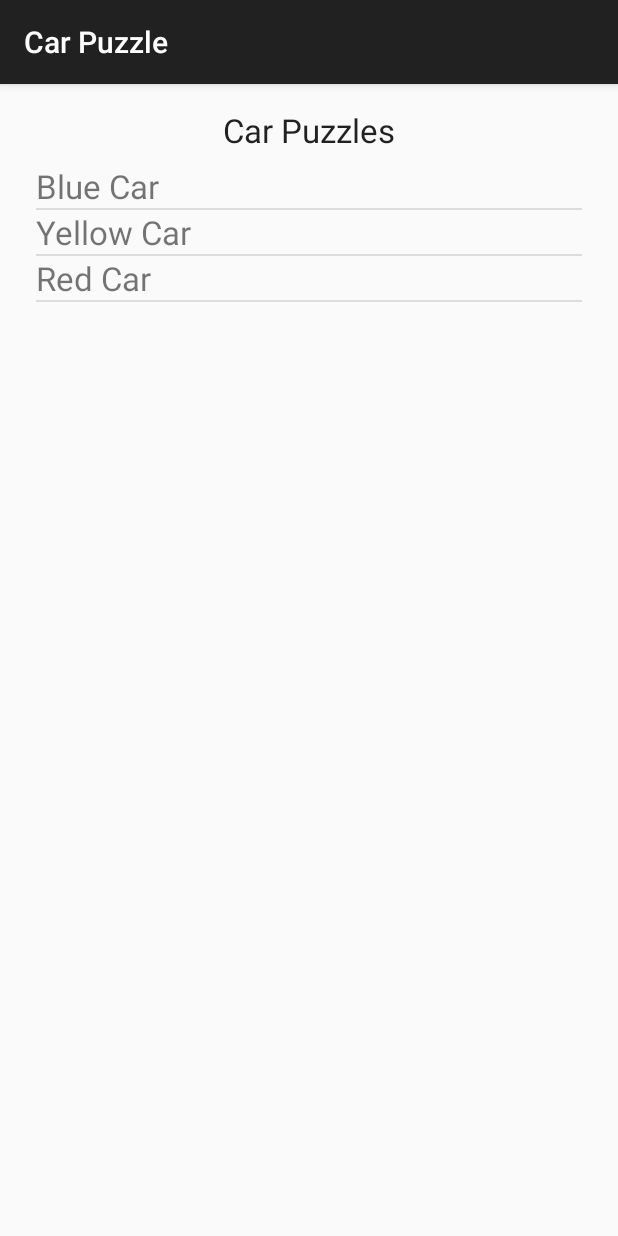
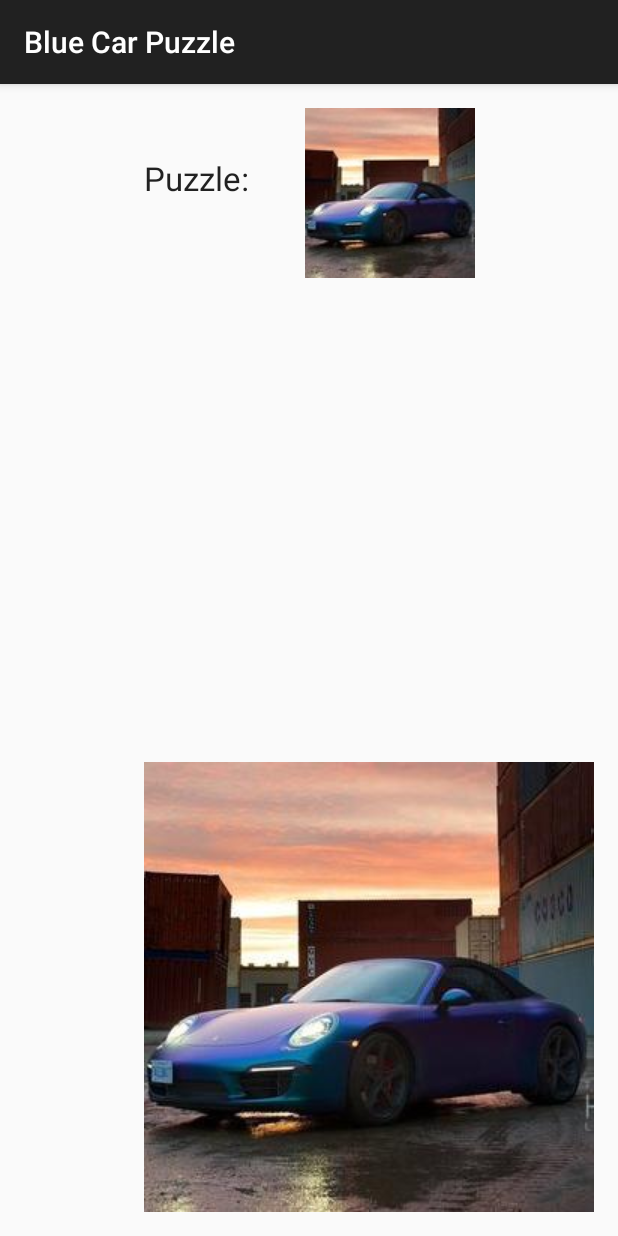
Before and after one commit to broomy169/BlockPuzzle, an Android app: the carPuzzle screen opened directly, with no data from a screen before it, after a tap on "Blue Car", on a phone screen of 412 x 824 dp. Run offline under Robolectric (Android 15) with nearby library versions, the phone set to English and light mode, and no system bars.

Commit message:
showing image in puzzle form, needs randomising

```diff
--- a/app/src/main/java/com/example/graeme/blockpuzzle/carPuzzle.java
+++ b/app/src/main/java/com/example/graeme/blockpuzzle/carPuzzle.java
@@ -1,16 +1,23 @@
 package com.example.graeme.blockpuzzle;
 
 import android.content.Intent;
+import android.graphics.drawable.BitmapDrawable;
 import android.os.Bundle;
 import android.support.v7.app.ActionBarActivity;
+import android.util.Log;
 import android.view.View;
 import android.widget.AdapterView;
 import android.widget.ArrayAdapter;
+import android.widget.ImageView;
 import android.widget.ListView;
+import android.widget.Toast;
+
+import java.util.Random;
 
 public class carPuzzle extends ActionBarActivity {
 
     Intent intent = null;
+
 
     @Override
     protected void onCreate(Bundle savedInstanceState) {
@@ -18,7 +25,7 @@ public class carPuzzle extends ActionBarActivity {
         setContentView(R.layout.activity_car_puzzle);
 
         ListView listView = (ListView) findViewById(R.id.listViewCar);
-        String menu[] = {"Blue Car", "Yellow Car", "Red Car"};
+        String menu[] = {"Blue Car", "Gold Car", "Red Car"};
 
         ArrayAdapter<String> arrayAdapter = new ArrayAdapter<String>(this, R.layout.activity_menu, menu);
         listView.setAdapter(arrayAdapter);
@@ -29,7 +36,9 @@ public class carPuzzle extends ActionBarActivity {
 
                 switch (position) {
                     case 0:
-
+                        intent = new Intent(getApplicationContext(), carPuzzle1.class);
+                        startActivity(intent);
+                        break;
                     case 1:
 
                     case 2:
@@ -38,6 +47,7 @@ public class carPuzzle extends ActionBarActivity {
             }
         });
 
+
     }
 
 }
--- /dev/null
+++ b/app/src/main/java/com/example/graeme/blockpuzzle/carPuzzle1.java
@@ -0,0 +1,89 @@
+package com.example.graeme.blockpuzzle;
+
+import android.content.DialogInterface;
+import android.os.Bundle;
+import android.support.v7.app.ActionBarActivity;
+import android.view.View;
+import android.widget.ImageView;
+
+public class carPuzzle1 extends ActionBarActivity implements View.OnClickListener {
+
+    private ImageView imageCarTLeft;
+    private ImageView imageCarTRight;
+    private ImageView imageCarBLeft;
+    private ImageView imageCarBRight;
+
+    private int[] images = {R.drawable.blue_car_tleft, R.drawable.blue_car_tright,
+                            R.drawable.blue_car_bleft, R.drawable.blue_car_bright};
+
+
+
+    @Override
+    protected void onCreate(Bundle savedInstanceState) {
+        super.onCreate(savedInstanceState);
+        setContentView(R.layout.activity_car_puzzle1);
+
+        imageCarTLeft = (ImageView) findViewById(R.id.imageCarTLeft);
+        imageCarTRight = (ImageView) findViewById(R.id.imageCarTRight);
+        imageCarBLeft = (ImageView) findViewById(R.id.imageCarBLeft);
+        imageCarBRight = (ImageView) findViewById(R.id.imageCarBRight);
+
+
+        imageCarTLeft.setOnClickListener(this);
+        imageCarTRight.setOnClickListener(this);
+        imageCarBLeft.setOnClickListener(this);
+        imageCarBRight.setOnClickListener(this);
+
+    }
+
+    public int count = 1;
+    public int count2 = 2;
+    public int count3 = 3;
+    public int count4 = 0;
+
+    public void onClick(View v) {
+
+        switch (v.getId()) {
+            case R.id.imageCarTLeft:
+                imageCarTLeft.setImageResource(images[count]);
+                if (count < images.length - 1) {
+                    ++count;
+                } else {
+                    count = 0;
+                }
+                break;
+
+            case R.id.imageCarTRight:
+                imageCarTRight.setImageResource(images[count2]);
+                if (count2 < images.length - 1) {
+                    ++count2;
+                } else {
+                    count2 = 0;
+                }
+                break;
+
+            case R.id.imageCarBLeft:
+                imageCarBLeft.setImageResource(images[count3]);
+                if (count3 < images.length - 1) {
+                    ++count3;
+                } else {
+                    count3 = 0;
+                }
+                break;
+
+            case R.id.imageCarBRight:
+                imageCarBRight.setImageResource(images[count4]);
+                if (count4 < images.length - 1) {
+                    ++count4;
+                } else {
+                    count4 = 0;
+                }
+                break;
+        }
+
+    }
+
+
+
+
+}
--- a/app/src/main/res/layout/activity_car_puzzle.xml
+++ b/app/src/main/res/layout/activity_car_puzzle.xml
@@ -6,7 +6,8 @@
     android:paddingTop="@dimen/activity_vertical_margin"
     android:paddingBottom="@dimen/activity_vertical_margin"
     android:orientation="vertical"
-    tools:context="com.example.graeme.blockpuzzle.carPuzzle">
+    tools:context="com.example.graeme.blockpuzzle.carPuzzle"
+    android:weightSum="1">
 
     <TextView
         android:layout_width="wrap_content"
@@ -18,8 +19,14 @@
 
     <ListView
         android:layout_width="fill_parent"
-        android:layout_height="fill_parent"
+        android:layout_height="268dp"
         android:id="@+id/listViewCar"
         android:clickable="true"
-        android:padding="8dp"/>/>
+        android:padding="8dp"/>
+
+    <ImageView
+        android:layout_width="314dp"
+        android:layout_height="match_parent"
+        android:id="@+id/imageViewId"
+        android:layout_gravity="center_horizontal" />/>
 </LinearLayout>
--- /dev/null
+++ b/app/src/main/res/layout/activity_car_puzzle1.xml
@@ -0,0 +1,63 @@
+<?xml version="1.0" encoding="utf-8"?>
+<RelativeLayout xmlns:android="http://schemas.android.com/apk/res/android"
+    xmlns:tools="http://schemas.android.com/tools" android:layout_width="match_parent"
+    android:layout_height="match_parent" android:paddingLeft="@dimen/activity_horizontal_margin"
+    android:paddingRight="@dimen/activity_horizontal_margin"
+    android:paddingTop="@dimen/activity_vertical_margin"
+    android:paddingBottom="@dimen/activity_vertical_margin"
+    tools:context="com.example.graeme.blockpuzzle.carPuzzle1">
+
+    <TextView
+        android:layout_width="wrap_content"
+        android:layout_height="wrap_content"
+        android:textAppearance="?android:attr/textAppearanceLarge"
+        android:text="Puzzle:"
+        android:id="@+id/textView5"
+        android:layout_marginTop="32dp"
+        android:layout_alignTop="@+id/imageCarIcon"
+        android:layout_toStartOf="@+id/imageCarIcon"
+        android:layout_marginEnd="37dp" />
+
+    <ImageView
+        android:layout_width="wrap_content"
+        android:layout_height="wrap_content"
+        android:id="@+id/imageCarIcon"
+        android:src="@drawable/blue_car_icon"
+        android:layout_alignParentTop="true"
+        android:layout_alignParentEnd="true"
+        android:layout_marginEnd="79dp" />
+
+    <ImageView
+        android:layout_width="wrap_content"
+        android:layout_height="wrap_content"
+        android:id="@+id/imageCarBLeft"
+        android:layout_alignParentBottom="true"
+        android:layout_alignStart="@+id/textView5"
+        android:src="@drawable/blue_car_bleft" />
+
+    <ImageView
+        android:layout_width="wrap_content"
+        android:layout_height="wrap_content"
+        android:id="@+id/imageCarBRight"
+        android:src="@drawable/blue_car_bright"
+        android:layout_alignParentBottom="true"
+        android:layout_toEndOf="@+id/imageCarBLeft" />
+
+    <ImageView
+        android:layout_width="wrap_content"
+        android:layout_height="wrap_content"
+        android:id="@+id/imageCarTLeft"
+        android:layout_above="@+id/imageCarBLeft"
+        android:layout_alignStart="@+id/imageCarBLeft"
+        android:src="@drawable/blue_car_tleft" />
+
+    <ImageView
+        android:layout_width="wrap_content"
+        android:layout_height="wrap_content"
+        android:id="@+id/imageCarTRight"
+        android:layout_alignTop="@+id/imageCarTLeft"
+        android:layout_alignStart="@+id/imageCarBRight"
+        android:layout_alignEnd="@+id/imageCarBRight"
+        android:src="@drawable/blue_car_tright" />
+
+</RelativeLayout>
--- a/app/src/main/res/values/strings.xml
+++ b/app/src/main/res/values/strings.xml
@@ -6,4 +6,5 @@
     <string name="title_activity_animal_puzzle">Animal Puzzle</string>
     <string name="choosePuzzle">Choose Puzzle:</string>
     <string name="animalPuzzles">Animal Puzzles</string>
+    <string name="title_activity_car_puzzle1">Blue Car Puzzle</string>
 </resources>
```
Also changed, not shown: app/src/main/AndroidManifest.xml (+7 -2 lines), app/src/main/res/drawable/blue_car.jpg (added), app/src/main/res/drawable/blue_car_bleft.jpeg (added), app/src/main/res/drawable/blue_car_bright.jpeg (added), app/src/main/res/drawable/blue_car_icon.jpg (added), app/src/main/res/drawable/blue_car_tleft.jpeg (added), app/src/main/res/drawable/blue_car_tright.jpeg (added), app/src/main/res/drawable/gold_car.jpg (added), app/src/main/res/drawable/red_car.jpg (added), 1 other file.
